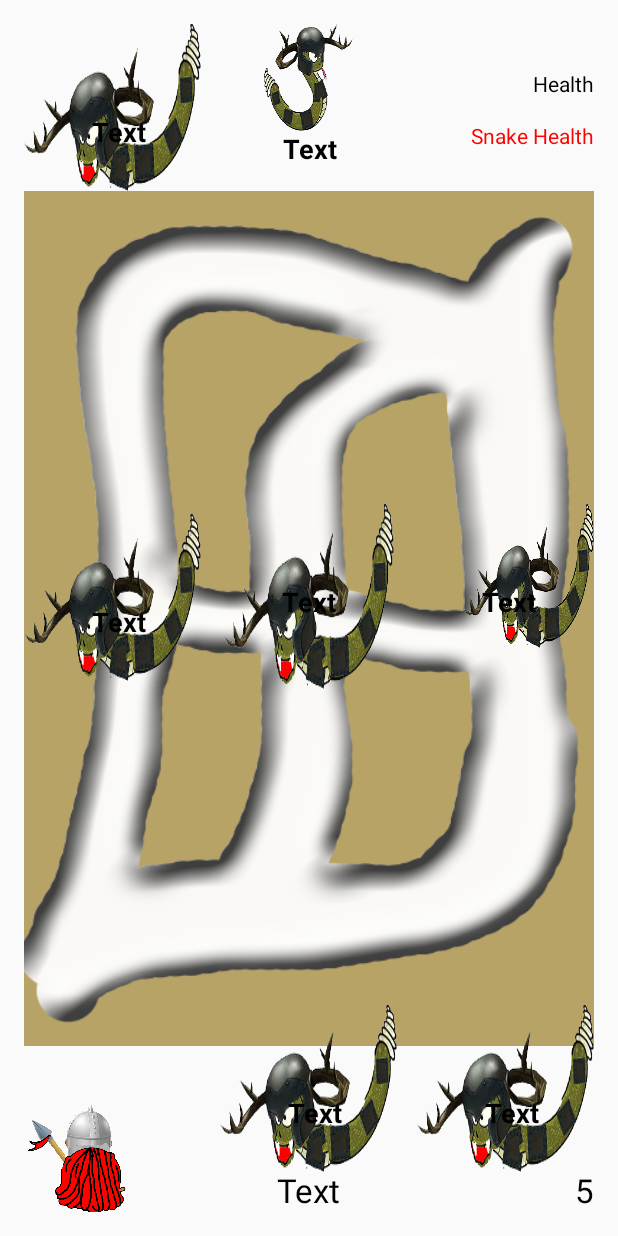
After one commit to jimwatkins/PrairielandAdventures, an Android app: the layout activity_challenge_sec_ach.xml on its own in the app's theme, with its tools: preview values and no code run, on a phone screen of 412 x 824 dp. The commit adds this screen. Run offline under Robolectric (Android 15) with nearby library versions, the phone set to English and light mode, and no system bars.

Commit message:
Merge branch 'master' of https://github.com/jimwatkins/PrairielandAdventures

```diff
--- a/app/build.gradle
+++ b/app/build.gradle
@@ -7,7 +7,7 @@ android {
         applicationId "com.bigskyway.skyler.prairielandadventures2"
         minSdkVersion 16
         targetSdkVersion 21
-        versionCode 2
+        versionCode 3
         versionName "1.0"
     }
     compileOptions {
--- /dev/null
+++ b/app/src/main/res/layout/activity_challenge_sec_ach.xml
@@ -0,0 +1,298 @@
+<RelativeLayout xmlns:android="http://schemas.android.com/apk/res/android"
+    xmlns:tools="http://schemas.android.com/tools" android:layout_width="match_parent"
+    android:layout_height="match_parent" android:paddingLeft="@dimen/activity_horizontal_margin"
+    android:paddingRight="@dimen/activity_horizontal_margin"
+    android:paddingTop="@dimen/activity_vertical_margin"
+    android:paddingBottom="@dimen/activity_vertical_margin"
+    tools:context="com.bigskyway.skyler.prairielandadventures2.FirstLevel"
+    android:id="@+id/RelativeLayout">
+
+    <ImageView
+        android:layout_width="wrap_content"
+        android:layout_height="wrap_content"
+        android:id="@+id/ivMaze"
+        android:layout_alignParentTop="true"
+        android:layout_alignParentLeft="true"
+        android:layout_alignParentStart="true"
+        android:src="@drawable/challenge2_maze"
+        android:layout_alignParentBottom="true"
+        android:layout_alignParentRight="true"
+        android:layout_alignParentEnd="true" />
+
+    <FrameLayout
+        android:layout_width="fill_parent"
+        android:layout_height="fill_parent"
+        android:layout_alignParentRight="true"
+        android:layout_alignParentEnd="true"
+        android:id="@+id/FrameLayout">
+
+        <TextView
+            android:layout_width="wrap_content"
+            android:layout_height="wrap_content"
+            android:textAppearance="?android:attr/textAppearanceLarge"
+            android:text="5"
+            android:id="@+id/txtTimer"
+            android:layout_gravity="bottom|center|right"
+            android:textColor="#010101" />
+
+        <FrameLayout
+            android:layout_width="128dp"
+            android:layout_height="149dp"
+            android:layout_gravity="center_horizontal|top"
+            android:id="@+id/flaySnakeWord2">
+
+            <ImageButton
+                android:layout_width="59dp"
+                android:layout_height="wrap_content"
+                android:id="@+id/imgSnake2"
+                android:layout_weight=".33"
+                android:background="@drawable/startersnaketwo"
+                android:layout_gravity="center_horizontal|top" />
+
+            <TextView
+                android:layout_width="146dp"
+                android:layout_height="95dp"
+                android:textAppearance="?android:attr/textAppearanceSmall"
+                android:text="Text"
+                android:id="@+id/txtVSpan2"
+                android:layout_centerHorizontal="true"
+                android:textStyle="bold"
+                android:textSize="18dp"
+                android:layout_below="@+id/txtEnglishAnswer"
+                android:layout_gravity="top|center_horizontal"
+                android:gravity="bottom|center_horizontal"
+                android:textColor="#010101" />
+        </FrameLayout>
+
+        <FrameLayout
+            android:layout_width="113dp"
+            android:layout_height="152dp"
+            android:layout_gravity="right|center_vertical"
+            android:id="@+id/flaySnakeWord3">
+
+            <ImageButton
+                android:layout_width="87dp"
+                android:layout_height="wrap_content"
+                android:id="@+id/imgSnake3"
+                android:layout_weight=".33"
+                android:background="@drawable/attackingsnakeposthreetwo"
+                android:focusableInTouchMode="false"
+                android:layout_gravity="top|right|center_horizontal" />
+
+            <TextView
+                android:layout_width="103dp"
+                android:layout_height="77dp"
+                android:textAppearance="?android:attr/textAppearanceSmall"
+                android:text="Text"
+                android:id="@+id/txtVSpan3"
+                android:layout_centerHorizontal="false"
+                android:textStyle="bold"
+                android:textSize="18dp"
+                android:layout_below="@+id/txtEnglishAnswer"
+                android:layout_gravity="top|center_horizontal"
+                android:gravity="bottom|center_horizontal"
+                android:textColor="#010101" />
+        </FrameLayout>
+
+        <ImageView
+            android:layout_width="71dp"
+            android:layout_height="71dp"
+            android:id="@+id/ivHero"
+            android:layout_gravity="left|bottom"
+            android:background="@drawable/ggggbehindview" />
+
+        <TextView
+            android:layout_width="wrap_content"
+            android:layout_height="wrap_content"
+            android:textAppearance="?android:attr/textAppearanceLarge"
+            android:text="Text"
+            android:id="@+id/textView"
+            android:layout_alignParentTop="true"
+            android:layout_alignParentLeft="true"
+            android:layout_alignParentStart="true"
+            android:textColor="#010101"
+            android:layout_gravity="bottom|center_horizontal" />
+
+        <FrameLayout
+            android:layout_width="118dp"
+            android:layout_height="138dp"
+            android:layout_gravity="left|top"
+            android:id="@+id/flaySnakeWord1">
+
+            <ImageButton
+                android:layout_width="wrap_content"
+                android:layout_height="111dp"
+                android:layout_weight=".33"
+                android:background="@drawable/attackingsnakeposthreetwo"
+                android:id="@+id/imgSnake1"
+                android:layout_gravity="top|left|center_vertical" />
+
+            <TextView
+                android:layout_width="126dp"
+                android:layout_height="84dp"
+                android:textAppearance="?android:attr/textAppearanceSmall"
+                android:text="Text"
+                android:id="@+id/txtVSpan1"
+                android:textSize="18dp"
+                android:textStyle="bold"
+                android:layout_below="@+id/txtEnglishAnswer"
+                android:layout_alignRight="@+id/txtEnglishAnswer"
+                android:layout_alignEnd="@+id/txtEnglishAnswer"
+                android:layout_alignBottom="@+id/textView3"
+                android:layout_gravity="top|left|center_vertical"
+                android:gravity="bottom|center_horizontal"
+                android:textColor="#010101" />
+        </FrameLayout>
+
+        <FrameLayout
+            android:layout_width="113dp"
+            android:layout_height="152dp"
+            android:layout_gravity="center"
+            android:id="@+id/flaySnakeWord4" >
+
+            <ImageButton
+                android:layout_width="wrap_content"
+                android:layout_height="123dp"
+                android:id="@+id/imgSnake4"
+                android:layout_weight=".33"
+                android:background="@drawable/attackingsnakeposthreetwo"
+                android:focusableInTouchMode="false"
+                android:layout_gravity="top|right|center_horizontal" />
+
+            <TextView
+                android:layout_width="103dp"
+                android:layout_height="77dp"
+                android:textAppearance="?android:attr/textAppearanceSmall"
+                android:text="Text"
+                android:id="@+id/txtVSpan4"
+                android:layout_centerHorizontal="false"
+                android:textStyle="bold"
+                android:textSize="18dp"
+                android:layout_below="@+id/txtEnglishAnswer"
+                android:layout_gravity="top|center_horizontal"
+                android:gravity="bottom|center_horizontal"
+                android:textColor="#010101" />
+        </FrameLayout>
+
+        <FrameLayout
+            android:layout_width="118dp"
+            android:layout_height="138dp"
+            android:layout_gravity="left|center_vertical"
+            android:id="@+id/flaySnakeWord5" >
+
+            <ImageButton
+                android:layout_width="wrap_content"
+                android:layout_height="111dp"
+                android:layout_weight=".33"
+                android:background="@drawable/attackingsnakeposthreetwo"
+                android:id="@+id/imgSnake5"
+                android:layout_gravity="top|left|center_vertical" />
+
+            <TextView
+                android:layout_width="126dp"
+                android:layout_height="84dp"
+                android:textAppearance="?android:attr/textAppearanceSmall"
+                android:text="Text"
+                android:id="@+id/txtVSpan5"
+                android:textSize="18dp"
+                android:textStyle="bold"
+                android:layout_below="@+id/txtEnglishAnswer"
+                android:layout_alignRight="@+id/txtEnglishAnswer"
+                android:layout_alignEnd="@+id/txtEnglishAnswer"
+                android:layout_alignBottom="@+id/textView3"
+                android:layout_gravity="top|left|center_vertical"
+                android:gravity="bottom|center_horizontal"
+                android:textColor="#010101" />
+        </FrameLayout>
+
+        <FrameLayout
+            android:layout_width="118dp"
+            android:layout_height="138dp"
+            android:layout_gravity="center_horizontal|bottom"
+            android:id="@+id/flaySnakeWord6" >
+
+            <ImageButton
+                android:layout_width="wrap_content"
+                android:layout_height="111dp"
+                android:layout_weight=".33"
+                android:background="@drawable/attackingsnakeposthreetwo"
+                android:id="@+id/imgSnake6"
+                android:layout_gravity="top|left|center_vertical" />
+
+            <TextView
+                android:layout_width="126dp"
+                android:layout_height="84dp"
+                android:textAppearance="?android:attr/textAppearanceSmall"
+                android:text="Text"
+                android:id="@+id/txtVSpan6"
+                android:textSize="18dp"
+                android:textStyle="bold"
+                android:layout_below="@+id/txtEnglishAnswer"
+                android:layout_alignRight="@+id/txtEnglishAnswer"
+                android:layout_alignEnd="@+id/txtEnglishAnswer"
+                android:layout_alignBottom="@+id/textView3"
+                android:layout_gravity="top|left|center_vertical"
+                android:gravity="bottom|center_horizontal"
+                android:textColor="#010101" />
+        </FrameLayout>
+
+        <FrameLayout
+            android:layout_width="118dp"
+            android:layout_height="138dp"
+            android:layout_gravity="right|bottom"
+            android:id="@+id/flaySnakeWord7" >
+
+            <ImageButton
+                android:layout_width="wrap_content"
+                android:layout_height="111dp"
+                android:layout_weight=".33"
+                android:background="@drawable/attackingsnakeposthreetwo"
+                android:id="@+id/imgSnake7"
+                android:layout_gravity="top|left|center_vertical" />
+
+            <TextView
+                android:layout_width="126dp"
+                android:layout_height="84dp"
+                android:textAppearance="?android:attr/textAppearanceSmall"
+                android:text="Text"
+                android:id="@+id/txtVSpan7"
+                android:textSize="18dp"
+                android:textStyle="bold"
+                android:layout_below="@+id/txtEnglishAnswer"
+                android:layout_alignRight="@+id/txtEnglishAnswer"
+                android:layout_alignEnd="@+id/txtEnglishAnswer"
+                android:layout_alignBottom="@+id/textView3"
+                android:layout_gravity="top|left|center_vertical"
+                android:gravity="bottom|center_horizontal"
+                android:textColor="#010101" />
+        </FrameLayout>
+
+        <FrameLayout
+            android:layout_width="118dp"
+            android:layout_height="138dp"
+            android:layout_gravity="right|top"
+            android:id="@+id/flayHealth" >
+
+            <TextView
+                android:layout_width="wrap_content"
+                android:layout_height="27dp"
+                android:textAppearance="?android:attr/textAppearanceSmall"
+                android:text="Health"
+                android:id="@+id/textView4"
+                android:layout_gravity="top|center_horizontal|right"
+                android:layout_marginTop="30dp"
+                android:textColor="#010101" />
+
+            <TextView
+                android:layout_width="wrap_content"
+                android:layout_height="73dp"
+                android:text="Snake Health"
+                android:id="@+id/textView5"
+                android:layout_alignParentRight="true"
+                android:textColor="#fe0101"
+                android:layout_gravity="bottom|right" />
+        </FrameLayout>
+
+    </FrameLayout>
+
+</RelativeLayout>
--- a/app/src/main/res/layout/activity_main_screen.xml
+++ b/app/src/main/res/layout/activity_main_screen.xml
@@ -109,7 +109,7 @@
                 android:id="@+id/ibNounsCat7"
                 android:layout_gravity="top|left"
                 android:src="@drawable/island7"
-                android:onClick="launchFirstLevelNounsCat5" />
+                android:onClick="launchFirstLevelNounsCat7" />
 
             <ImageButton
                 android:layout_width="103dp"
```
Also changed, not shown: app/src/main/AndroidManifest.xml (+6 -1 lines), app/src/main/java/com/bigskyway/skyler/prairielandadventures2/MenuActivity.java (+6 -2 lines), app/src/main/java/com/bigskyway/skyler/prairielandadventures2/MultiplayerMenuActivity.java (added, +45 -0 lines), app/src/main/res/layout/activity_challenge_first_ach.xml (added, +153 -0 lines), app/src/main/res/layout/activity_multiplayer_main_screen.xml (added, +90 -0 lines), app/src/main/res/drawable-xxhdpi/maze_sec1.png (added).
